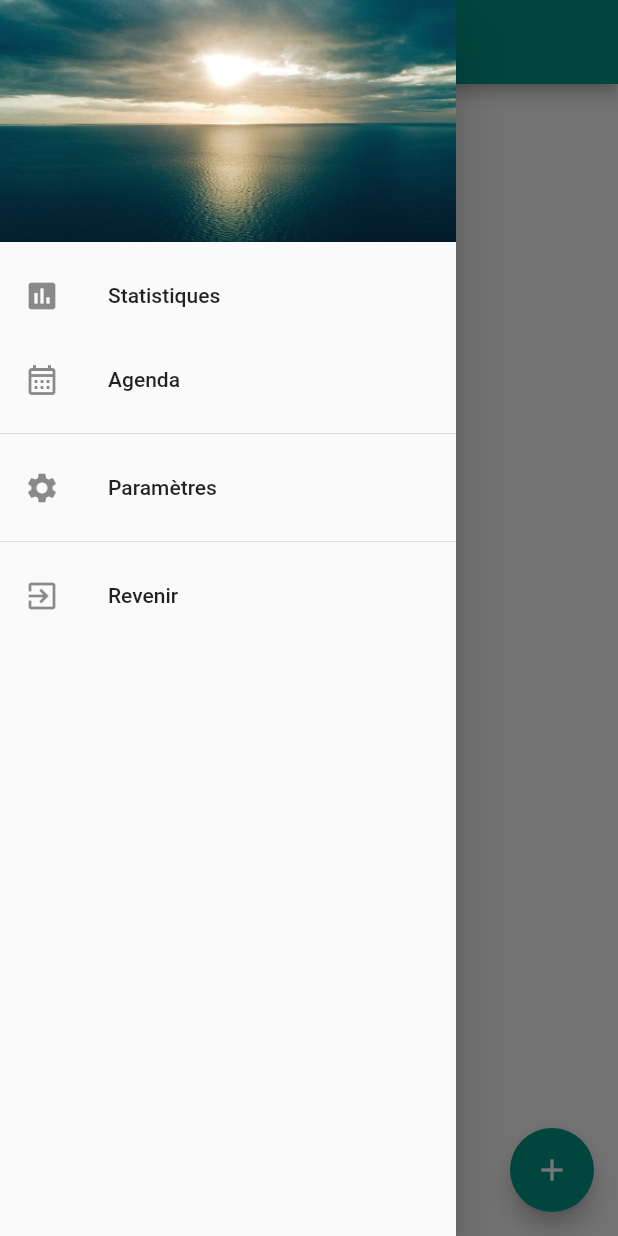
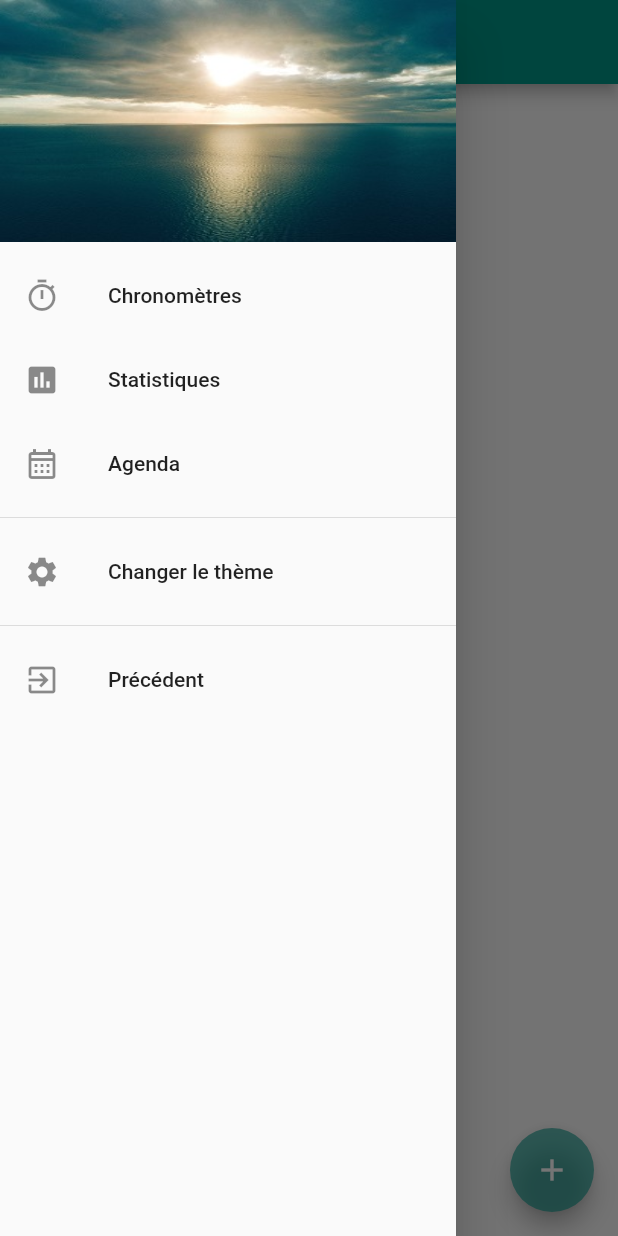
Before and after one commit to Jehxon/ChronosApplication, a Flutter app: the screen it shows after launch, with the side drawer open, on a phone screen of 412 x 824 dp. Run offline on Flutter 3.47's test engine with Material 2 defaults, Android fonts, the phone set to English and light mode, and no system bars; our stand-ins replace auto_size_text, flutter_colorpicker, glob, shared_preferences, table_calendar.

Commit message:
Added theme change possibility

```diff
--- a/lib/main.dart
+++ b/lib/main.dart
@@ -1,97 +1,46 @@
-import 'widgets/chronometer/chronometer_widget_stateless.dart';
-import 'widgets/nav_bar/nav_bar.dart';
-import 'models/chrono_class.dart';
-import 'models/io_handler.dart';
-import "dart:async";
+import 'preferences.dart';
 import 'package:flutter/material.dart';
-import 'package:flutter_colorpicker/flutter_colorpicker.dart';
+import 'package:timers/widgets/chronometer/chronometer_list.dart';
+import 'package:timers/models/chrono_class.dart';
+import 'package:timers/models/io_handler.dart';
 
-void main() {
+List<Chronometer> chronometerList = [];
+int currentID = 0;
+
+void main() async {
   runApp(const MainApp());
 }
 
-class MainApp extends StatelessWidget {
+class MainApp extends StatefulWidget {
   const MainApp({super.key});
 
   @override
-  Widget build(BuildContext context) {
-    return MaterialApp(
-      title: 'Chronos',
-      theme: ThemeData(
-        primarySwatch: Colors.teal,
-      ),
-      home: const HomePage(),
-    );
-  }
+  State<MainApp> createState() => _MainAppState();
 }
 
-class HomePage extends StatefulWidget {
-  const HomePage({super.key});
-
-  @override
-  HomePageState createState() => HomePageState();
-}
-
-class HomePageState extends State<HomePage> with WidgetsBindingObserver{
-
-  List<Chronometer> _chronometerList = [];
-  bool _initialized = false;
-  Timer? updateDisplayTimer;
-  int _currentID = 0;
-
-  // create some values
-  String _currentName = "";
-  Color _currentColor = const Color(0xff009688);
-
-
-  void _getData() async {
-    _chronometerList = await loadChronosFromFiles();
-    _currentID = _chronometerList.length;
-    setState(() => _initialized = true);
-  }
-
-  void _removeChrono(int id) {
-    setState(() {
-      Chronometer c = _chronometerList.where((element) => element.id == id).first;
-      deleteSavedChrono(c.name);
-      _chronometerList.removeWhere((element) => element.id == id);
-    });
-  }
-
-  void _addChrono(){
-    setState(() {
-      _chronometerList = [..._chronometerList, Chronometer(_currentID, _currentName, _currentColor)];
-    });
-    _currentID++;
-  }
-
-  void _updateDisplay(){
-    setState(() {  });
-  }
-
-  // TextField callback
-  void _changeName(String newName) {
-    setState(() => _currentName = newName);
-  }
-
-  // ValueChanged<Color> callback
-  void _changeColor(Color color, setState) {
-    setState(() => _currentColor = color);
-  }
+class _MainAppState extends State<MainApp> with WidgetsBindingObserver {
+  bool initialized = false;
+  ThemeData theme = ThemeData(primarySwatch: toMaterialColor(MAIN_COLOR));
 
   @override
   void initState() {
+    WidgetsBinding.instance.addObserver(this);
+    getData();
     super.initState();
-    WidgetsBinding.instance.addObserver(this);
+  }
 
-    _getData();
-    updateDisplayTimer = Timer.periodic(const Duration(milliseconds: 100), (timer) {
-      _updateDisplay();
+  void getData() async {
+    initPreferences();
+    chronometerList = await loadChronosFromFiles();
+    currentID = chronometerList.length;
+    setState(() {
+      initialized = true;
+      theme = ThemeData(primarySwatch: toMaterialColor(MAIN_COLOR));
     });
   }
 
   @override
-  void dispose(){
+  void dispose() {
     WidgetsBinding.instance.removeObserver(this);
     super.dispose();
   }
@@ -99,15 +48,14 @@
   @override
   void didChangeAppLifecycleState(AppLifecycleState state) {
     super.didChangeAppLifecycleState(state);
-
     switch (state) {
       case AppLifecycleState.paused:
-        saveChronoListToFiles(_chronometerList);
+        // saveChronoListToFiles(chronometerList);
         break;
       case AppLifecycleState.inactive:
         break;
       case AppLifecycleState.resumed:
-        saveChronoListToFiles(_chronometerList);
+        // saveChronoListToFiles(chronometerList);
         break;
       case AppLifecycleState.detached:
         break;
@@ -116,104 +64,18 @@
 
   @override
   Widget build(BuildContext context) {
-    if(_initialized) {
-      return Scaffold(
-        drawer: NavBar(),
-        appBar: AppBar(
-          title: const Text('Chronos'),
-        ),
-        body: Center(
-          child: GridView.count(
-            crossAxisCount: 2,
-            primary: true,
-            padding: const EdgeInsets.all(20),
-            mainAxisSpacing: 30,
-            crossAxisSpacing: 30,
-            children: [
-              for (Chronometer c in _chronometerList)
-                ChronoWidgetStateless(
-                    chronometer: c,
-                    onDeleteChrono: _removeChrono)
-            ],
-          ),
-        ),
-        floatingActionButton: FloatingActionButton(
-          onPressed: () {
-            _showNewChronoDialog(context);
-            },
-          tooltip: 'Ajouter un chronomètre',
-          child: const Icon(Icons.add),
-        ),
+    if (initialized) {
+      return MaterialApp(
+        title: 'Chronos',
+        theme: theme,
+        home: ChronometerListPage(onChangeTheme: (newTheme) {
+          setState(() {
+            theme = newTheme;
+          });
+        },),
       );
     } else {
-      return Scaffold(
-        appBar: AppBar(
-          title: const Text('Chronos'),
-        ),
-        body: const Center(
-          child : CircularProgressIndicator(),
-        ),
-      );
+      return const CircularProgressIndicator();
     }
   }
-
-  Future<void> _showNewChronoDialog(BuildContext context) {
-    return showDialog<void>(
-      context: context,
-      builder: (BuildContext context) {
-        return StatefulBuilder(builder: (context, StateSetter setState) {
-          return AlertDialog(
-            title: const Text("Créer un chronomètre"),
-            content: TextField(
-              onChanged: _changeName,
-              decoration: const InputDecoration(
-                border: OutlineInputBorder(),
-                hintText: 'Nom du chronomètre',
-              ),
-            ),
-            actions: <Widget>[
-              Icon(
-                Icons.circle,
-                color: _currentColor,
-                size: 40,
-              ),
-              ElevatedButton(
-                onPressed: () {
-                  _pickColorDialog(context, setState);
-                },
-                child: const Text('Couleur'),
-              ),
-              ElevatedButton(
-                child: const Text('Créer'),
-                onPressed: () {
-                  _addChrono();
-                  Navigator.of(context).pop();
-                },
-              ),
-            ],
-          );
-        });
-      },
-    );
-  }
-
-  Future<void> _pickColorDialog(BuildContext context, setState) {
-    return showDialog<void>(
-      context: context,
-      builder: (BuildContext context) {
-        return AlertDialog(
-          title: const Text('Choix de la couleur'),
-          content: SingleChildScrollView(
-            child: BlockPicker(
-              pickerColor: _currentColor,
-              onColorChanged: (Color c) {
-                _changeColor(c, setState);
-                Navigator.of(context).pop();
-              },
-            ),
-          ),
-        );
-      },
-    );
-  }
 }
--- a/lib/models/chrono_class.dart
+++ b/lib/models/chrono_class.dart
@@ -57,7 +57,8 @@
   String getRunningTimeString() {
     // Compute the days, hours, minutes, seconds and milliseconds of running time since last reset
     Duration duration = getRunningDuration();
-    String formattedDuration = duration.inDays > 0 ? '${duration.inDays.toString().padLeft(2, '0')}:' : ''
+    String days = duration.inDays > 0 ? '${duration.inDays.toString()} jour${duration.inDays == 1 ? '' : 's'} ' : '';
+    String formattedDuration = '$days'
         '${(duration.inHours % 24).toString().padLeft(2, '0')}:'
         '${(duration.inMinutes % 60).toString().padLeft(2, '0')}:'
         '${(duration.inSeconds % 60).toString().padLeft(2, '0')}.'
--- /dev/null
+++ b/lib/preferences.dart
@@ -0,0 +1,41 @@
+import 'package:flutter/material.dart';
+import 'package:shared_preferences/shared_preferences.dart';
+
+Color MAIN_COLOR = Colors.teal;
+late final SharedPreferences prefs;
+
+Future<void> initPreferences() async {
+  prefs = await SharedPreferences.getInstance();
+  loadPreferences();
+}
+
+void loadPreferences() {
+  final int? colorValue = prefs.getInt('main_color');
+  if(colorValue != null){
+    MAIN_COLOR = Color(colorValue);
+  }
+}
+
+void savePreferences() async {
+  await prefs.setInt('main_color', MAIN_COLOR.value);
+}
+
+MaterialColor toMaterialColor(Color color) {
+  final int red = color.red;
+  final int green = color.green;
+  final int blue = color.blue;
+
+  final Map<int, Color> shades = {
+    50: Color.fromRGBO(red, green, blue, .1),
+    100: Color.fromRGBO(red, green, blue, .2),
+    200: Color.fromRGBO(red, green, blue, .3),
+    300: Color.fromRGBO(red, green, blue, .4),
+    400: Color.fromRGBO(red, green, blue, .5),
+    500: Color.fromRGBO(red, green, blue, .6),
+    600: Color.fromRGBO(red, green, blue, .7),
+    700: Color.fromRGBO(red, green, blue, .8),
+    800: Color.fromRGBO(red, green, blue, .9),
+    900: Color.fromRGBO(red, green, blue, 1),
+  };
+  return MaterialColor(color.value, shades);
+}
--- /dev/null
+++ b/lib/widgets/chronometer/chronometer_list.dart
@@ -0,0 +1,133 @@
+import "dart:async";
+import 'package:flutter/material.dart';
+import 'package:timers/widgets/chronometer/chronometer_widget_stateless.dart';
+import 'package:timers/widgets/nav_bar/nav_bar.dart';
+import 'package:timers/models/chrono_class.dart';
+import 'package:timers/models/io_handler.dart';
+import 'package:timers/models/color_picker.dart';
+import 'package:timers/main.dart';
+
+class ChronometerListPage extends StatefulWidget {
+  final Function(ThemeData) onChangeTheme;
+  const ChronometerListPage({required this.onChangeTheme, super.key});
+
+  @override
+  State<ChronometerListPage> createState() => _ChronometerListPageState();
+}
+
+class _ChronometerListPageState extends State<ChronometerListPage> {
+  Timer? updateDisplayTimer;
+
+  // create some values
+  String currentName = "";
+  Color currentColor = const Color(0xff009688);
+
+  void removeChrono(int id) {
+    setState(() {
+      Chronometer c =
+          chronometerList.where((element) => element.id == id).first;
+      deleteSavedChrono(c.name);
+      chronometerList.removeWhere((element) => element.id == id);
+    });
+  }
+
+  void addChrono() {
+    setState(() {
+      chronometerList = [
+        ...chronometerList,
+        Chronometer(currentID, currentName, currentColor)
+      ];
+    });
+    currentID++;
+  }
+
+  void updateDisplay() {
+    setState(() {});
+  }
+
+  // TextField callback
+  void changeName(String newName) {
+    setState(() => currentName = newName);
+  }
+
+  @override
+  void initState() {
+    super.initState();
+    updateDisplayTimer =
+        Timer.periodic(const Duration(milliseconds: 100), (timer) {
+      updateDisplay();
+    });
+  }
+
+  @override
+  Widget build(BuildContext context) {
+    return Scaffold(
+      drawer: NavBar(onChangeTheme: widget.onChangeTheme,),
+      appBar: AppBar(
+        title: const Text('Chronos'),
+      ),
+      body: Center(
+        child: GridView.count(
+          crossAxisCount: 2,
+          primary: true,
+          padding: const EdgeInsets.all(20),
+          mainAxisSpacing: 30,
+          crossAxisSpacing: 30,
+          children: [
+            for (Chronometer c in chronometerList)
+              ChronoWidgetStateless(
+                  chronometer: c, onDeleteChrono: removeChrono)
+          ],
+        ),
+      ),
+      floatingActionButton: FloatingActionButton(
+        onPressed: () {
+          newChronoDialog(context);
+        },
+        tooltip: 'Ajouter un chronomètre',
+        child: const Icon(Icons.add),
+      ),
+    );
+  }
+
+  Future<void> newChronoDialog(BuildContext context) {
+    return showDialog<void>(
+      context: context,
+      builder: (BuildContext context) {
+        return StatefulBuilder(builder: (context, StateSetter setState) {
+          return AlertDialog(
+            title: const Text("Créer un chronomètre"),
+            content: TextField(
+              onChanged: changeName,
+              decoration: const InputDecoration(
+                border: OutlineInputBorder(),
+                hintText: 'Nom du chronomètre',
+              ),
+            ),
+            actions: <Widget>[
+              Icon(
+                Icons.circle,
+                color: currentColor,
+                size: 40,
+              ),
+              ElevatedButton(
+                onPressed: () async {
+                  Color chosenColor = await pickColor(context, currentColor);
+                  setState(() => currentColor = chosenColor);
+                },
+                child: const Text('Couleur'),
+              ),
+              ElevatedButton(
+                child: const Text('Créer'),
+                onPressed: () {
+                  addChrono();
+                  Navigator.of(context).pop();
+                },
+              ),
+            ],
+          );
+        });
+      },
+    );
+  }
+}
--- a/lib/widgets/nav_bar/nav_bar.dart
+++ b/lib/widgets/nav_bar/nav_bar.dart
@@ -1,23 +1,31 @@
 import 'package:flutter/material.dart';
+import 'package:timers/preferences.dart';
+import 'package:timers/models/color_picker.dart';
 
 class NavBar extends StatelessWidget {
-  const NavBar({super.key});
+  final Function(ThemeData) onChangeTheme;
+  const NavBar({required this.onChangeTheme, super.key});
 
   @override
   Widget build(BuildContext context) {
     return Drawer(
       child: ListView(
         children: [
-          const DrawerHeader(
+          DrawerHeader(
             decoration: BoxDecoration(
-              color: Colors.teal,
-              image: DecorationImage(
+              color: MAIN_COLOR,
+              image: const DecorationImage(
                   fit: BoxFit.fill,
                   image: AssetImage('assets/paysageCalmeSmall.jpg')
                   // image: AssetImage('assets/illustration_temps_qui_passe.jpg')
               ),
             ),
-            child: SizedBox.shrink(),
+            child: const SizedBox.shrink(),
+          ),
+          ListTile(
+            leading: const Icon(Icons.timer_sharp),
+            title: const Text('Chronomètres'),
+            onTap: () {},
           ),
           ListTile(
             leading: const Icon(Icons.insert_chart),
@@ -32,12 +40,16 @@
           const Divider(),
           ListTile(
             leading: const Icon(Icons.settings),
-            title: const Text('Paramètres'),
-            onTap: () {},
+            title: const Text('Changer le thème'),
+            onTap: () async {
+              MAIN_COLOR = await pickColor(context, MAIN_COLOR);
+              savePreferences();
+              onChangeTheme(ThemeData(primarySwatch: toMaterialColor(MAIN_COLOR)));
+            },
           ),
           const Divider(),
           ListTile(
-            title: const Text('Revenir'),
+            title: const Text('Précédent'),
             leading: const Icon(Icons.exit_to_app),
             onTap: () {Navigator.pop(context);},
           ),
--- a/pubspec.yaml
+++ b/pubspec.yaml
@@ -42,6 +42,7 @@
   cupertino_icons: ^1.0.2
   glob: ^2.1.1
   table_calendar: ^3.0.9
+  shared_preferences: ^2.1.1
 
 dev_dependencies:
   flutter_test:
```
Also changed, not shown: lib/models/color_picker.dart (added, +24 -0 lines).
